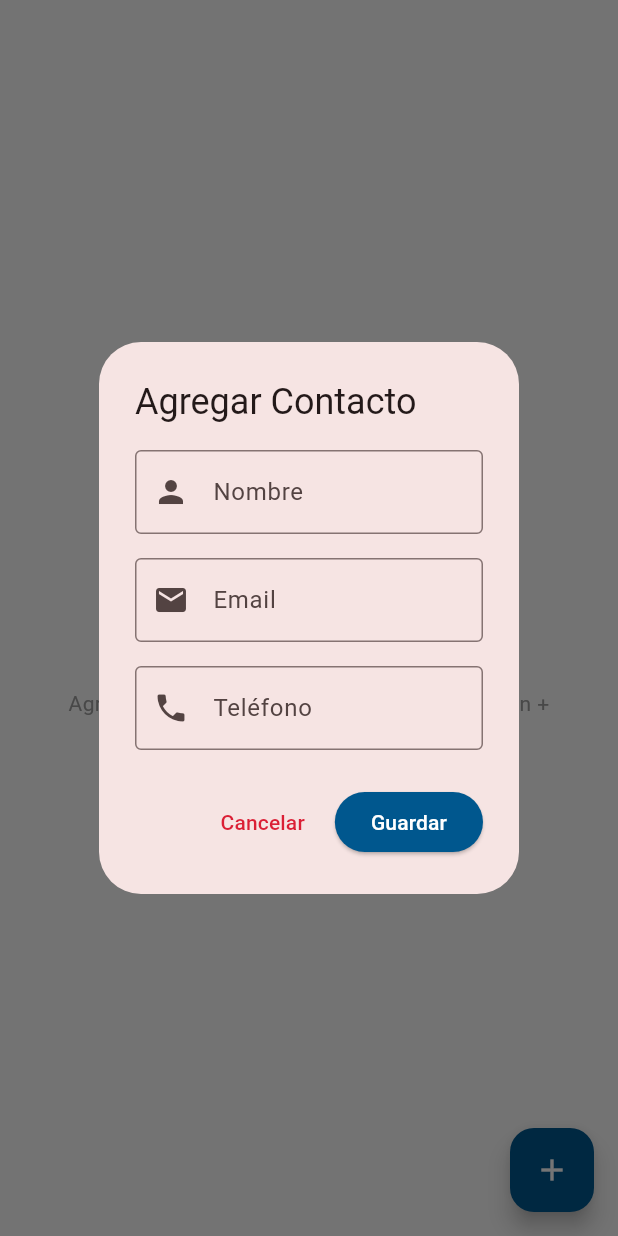
After one commit to GlucoTeam-IoT/glucova-mobile-app, a Flutter app: the ContactsScreen screen opened directly, after a tap on the "add" icon, on a phone screen of 412 x 824 dp. The commit adds this screen. Run offline on Flutter 3.47's test engine with Material 3 defaults, Android fonts, the phone set to English and light mode, and no system bars; our stand-ins replace shared_preferences; accounts and stored records are empty; network calls fail.

Commit message:
feat: add contact section

```diff
--- /dev/null
+++ b/lib/models/contact.dart
@@ -0,0 +1,44 @@
+class Contact {
+  final String id;
+  final String name;
+  final String email;
+  final String phone;
+  final String userId;
+
+  Contact({
+    required this.id,
+    required this.name,
+    required this.email,
+    required this.phone,
+    required this.userId,
+  });
+
+  factory Contact.fromJson(Map<String, dynamic> json) {
+    return Contact(
+      id: json['id'] ?? '',
+      name: json['name'] ?? '',
+      email: json['email'] ?? '',
+      phone: json['phone'] ?? '',
+      userId: json['user_id'] ?? '',
+    );
+  }
+
+  Map<String, dynamic> toJson() {
+    return {
+      'id': id,
+      'name': name,
+      'email': email,
+      'phone': phone,
+      'user_id': userId,
+    };
+  }
+
+  // Para crear un contacto (sin ID, se genera en el backend)
+  Map<String, dynamic> toCreateJson() {
+    return {
+      'name': name,
+      'email': email,
+      'phone': phone,
+    };
+  }
+}
--- /dev/null
+++ b/lib/screens/contacts_screen.dart
@@ -0,0 +1,429 @@
+import 'package:flutter/material.dart';
+import '../utils/app_colors.dart';
+import '../models/contact.dart';
+import '../services/contact_service.dart';
+
+class ContactsScreen extends StatefulWidget {
+  const ContactsScreen({Key? key}) : super(key: key);
+
+  @override
+  State<ContactsScreen> createState() => _ContactsScreenState();
+}
+
+class _ContactsScreenState extends State<ContactsScreen> {
+  final ContactService _contactService = ContactService();
+  List<Contact> _contacts = [];
+  bool _isLoading = true;
+
+  @override
+  void initState() {
+    super.initState();
+    _loadContacts();
+  }
+
+  Future<void> _loadContacts() async {
+    print('DEBUG: Cargando contactos');
+    try {
+      setState(() {
+        _isLoading = true;
+      });
+
+      final contacts = await _contactService.getContacts();
+      print('DEBUG: Contactos cargados: ${contacts.length}');
+
+      if (mounted) {
+        setState(() {
+          _contacts = contacts;
+          _isLoading = false;
+        });
+      }
+    } catch (e) {
+      print('ERROR: Error al cargar contactos: $e');
+      if (mounted) {
+        setState(() {
+          _contacts = [];
+          _isLoading = false;
+        });
+      }
+    }
+  }
+
+  Future<void> _showAddContactDialog() async {
+    final nameController = TextEditingController();
+    final emailController = TextEditingController();
+    final phoneController = TextEditingController();
+    final formKey = GlobalKey<FormState>();
+
+    return showDialog<void>(
+      context: context,
+      barrierDismissible: false,
+      builder: (BuildContext context) {
+        return AlertDialog(
+          title: const Text('Agregar Contacto'),
+          content: SingleChildScrollView(
+            child: Form(
+              key: formKey,
+              child: Column(
+                mainAxisSize: MainAxisSize.min,
+                children: [
+                  TextFormField(
+                    controller: nameController,
+                    decoration: const InputDecoration(
+                      labelText: 'Nombre',
+                      border: OutlineInputBorder(),
+                      prefixIcon: Icon(Icons.person),
+                    ),
+                    validator: (value) {
+                      if (value == null || value.trim().isEmpty) {
+                        return 'Por favor ingresa un nombre';
+                      }
+                      return null;
+                    },
+                  ),
+                  const SizedBox(height: 16),
+                  TextFormField(
+                    controller: emailController,
+                    decoration: const InputDecoration(
+                      labelText: 'Email',
+                      border: OutlineInputBorder(),
+                      prefixIcon: Icon(Icons.email),
+                    ),
+                    keyboardType: TextInputType.emailAddress,
+                    validator: (value) {
+                      if (value == null || value.trim().isEmpty) {
+                        return 'Por favor ingresa un email';
+                      }
+                      if (!RegExp(r'^[\w-\.]+@([\w-]+\.)+[\w-]{2,4}$').hasMatch(value)) {
+                        return 'Por favor ingresa un email válido';
+                      }
+                      return null;
+                    },
+                  ),
+                  const SizedBox(height: 16),
+                  TextFormField(
+                    controller: phoneController,
+                    decoration: const InputDecoration(
+                      labelText: 'Teléfono',
+                      border: OutlineInputBorder(),
+                      prefixIcon: Icon(Icons.phone),
+                    ),
+                    keyboardType: TextInputType.phone,
+                    validator: (value) {
+                      if (value == null || value.trim().isEmpty) {
+                        return 'Por favor ingresa un teléfono';
+                      }
+                      return null;
+                    },
+                  ),
+                ],
+              ),
+            ),
+          ),
+          actions: <Widget>[
+            TextButton(
+              child: const Text('Cancelar'),
+              onPressed: () {
+                Navigator.of(context).pop();
+              },
+            ),
+            ElevatedButton(
+              style: ElevatedButton.styleFrom(
+                backgroundColor: AppColors.primaryBlue,
+                foregroundColor: Colors.white,
+              ),
+              child: const Text('Guardar'),
+              onPressed: () async {
+                if (formKey.currentState!.validate()) {
+                  Navigator.of(context).pop();
+                  await _addContact(
+                    nameController.text.trim(),
+                    emailController.text.trim(),
+                    phoneController.text.trim(),
+                  );
+                }
+              },
+            ),
+          ],
+        );
+      },
+    );
+  }
+
+  Future<void> _addContact(String name, String email, String phone) async {
+    try {
+      // Mostrar indicador de carga
+      showDialog(
+        context: context,
+        barrierDismissible: false,
+        builder: (BuildContext context) {
+          return const AlertDialog(
+            content: Row(
+              children: [
+                CircularProgressIndicator(),
+                SizedBox(width: 20),
+                Text('Agregando contacto...'),
+              ],
+            ),
+          );
+        },
+      );
+
+      final success = await _contactService.createContact(
+        name: name,
+        email: email,
+        phone: phone,
+      );
+
+      // Cerrar el diálogo de carga
+      if (mounted) Navigator.of(context).pop();
+
+      if (success) {
+        // Mostrar mensaje de éxito
+        if (mounted) {
+          ScaffoldMessenger.of(context).showSnackBar(
+            const SnackBar(
+              content: Text('Contacto agregado exitosamente'),
+              backgroundColor: Colors.green,
+            ),
+          );
+        }
+        // Recargar la lista de contactos
+        await _loadContacts();
+      } else {
+        // Mostrar mensaje de error
+        if (mounted) {
+          ScaffoldMessenger.of(context).showSnackBar(
+            const SnackBar(
+              content: Text('Error al agregar contacto'),
+              backgroundColor: Colors.red,
+            ),
+          );
+        }
+      }
+    } catch (e) {
+      // Cerrar el diálogo de carga si aún está abierto
+      if (mounted) Navigator.of(context).pop();
+
+      print('ERROR: Error al agregar contacto: $e');
+      if (mounted) {
+        ScaffoldMessenger.of(context).showSnackBar(
+          const SnackBar(
+            content: Text('Error al agregar contacto'),
+            backgroundColor: Colors.red,
+          ),
+        );
+      }
+    }
+  }
+
+  Future<void> _deleteContact(Contact contact) async {
+    final confirm = await showDialog<bool>(
+      context: context,
+      builder: (BuildContext context) {
+        return AlertDialog(
+          title: const Text('Eliminar Contacto'),
+          content: Text('¿Estás seguro de que quieres eliminar a ${contact.name}?'),
+          actions: <Widget>[
+            TextButton(
+              child: const Text('Cancelar'),
+              onPressed: () {
+                Navigator.of(context).pop(false);
+              },
+            ),
+            ElevatedButton(
+              style: ElevatedButton.styleFrom(
+                backgroundColor: Colors.red,
+                foregroundColor: Colors.white,
+              ),
+              child: const Text('Eliminar'),
+              onPressed: () {
+                Navigator.of(context).pop(true);
+              },
+            ),
+          ],
+        );
+      },
+    );
+
+    if (confirm == true) {
+      try {
+        final success = await _contactService.deleteContact(contact.id);
+        if (success) {
+          if (mounted) {
+            ScaffoldMessenger.of(context).showSnackBar(
+              const SnackBar(
+                content: Text('Contacto eliminado exitosamente'),
+                backgroundColor: Colors.green,
+              ),
+            );
+          }
+          await _loadContacts();
+        } else {
+          if (mounted) {
+            ScaffoldMessenger.of(context).showSnackBar(
+              const SnackBar(
+                content: Text('Error al eliminar contacto'),
+                backgroundColor: Colors.red,
+              ),
+            );
+          }
+        }
+      } catch (e) {
+        print('ERROR: Error al eliminar contacto: $e');
+        if (mounted) {
+          ScaffoldMessenger.of(context).showSnackBar(
+            const SnackBar(
+              content: Text('Error al eliminar contacto'),
+              backgroundColor: Colors.red,
+            ),
+          );
+        }
+      }
+    }
+  }
+
+  @override
+  Widget build(BuildContext context) {
+    return Scaffold(
+      backgroundColor: Colors.grey[50],
+      body: _isLoading
+          ? const Center(child: CircularProgressIndicator())
+          : _contacts.isEmpty
+              ? _buildEmptyState()
+              : _buildContactsList(),
+      floatingActionButton: FloatingActionButton(
+        onPressed: _showAddContactDialog,
+        backgroundColor: AppColors.primaryBlue,
+        child: const Icon(Icons.add, color: Colors.white),
+      ),
+    );
+  }
+
+  Widget _buildEmptyState() {
+    return Center(
+      child: Column(
+        mainAxisAlignment: MainAxisAlignment.center,
+        children: [
+          Icon(
+            Icons.contacts_outlined,
+            size: 64,
+            color: Colors.grey[400],
+          ),
+          const SizedBox(height: 16),
+          Text(
+            'No hay contactos',
+            style: TextStyle(
+              fontSize: 18,
+              fontWeight: FontWeight.w500,
+              color: Colors.grey[600],
+            ),
+          ),
+          const SizedBox(height: 8),
+          Text(
+            'Agrega tu primer contacto presionando el botón +',
+            textAlign: TextAlign.center,
+            style: TextStyle(
+              fontSize: 14,
+              color: Colors.grey[500],
+            ),
+          ),
+        ],
+      ),
+    );
+  }
+
+  Widget _buildContactsList() {
+    return RefreshIndicator(
+      onRefresh: _loadContacts,
+      child: ListView.builder(
+        padding: const EdgeInsets.all(16.0),
+        itemCount: _contacts.length,
+        itemBuilder: (context, index) {
+          final contact = _contacts[index];
+          return _buildContactCard(contact);
+        },
+      ),
+    );
+  }
+
+  Widget _buildContactCard(Contact contact) {
+    return Card(
+      margin: const EdgeInsets.only(bottom: 12),
+      shape: RoundedRectangleBorder(borderRadius: BorderRadius.circular(12)),
+      elevation: 2,
+      child: Padding(
+        padding: const EdgeInsets.all(16.0),
+        child: Column(
+          crossAxisAlignment: CrossAxisAlignment.start,
+          children: [
+            Row(
+              children: [
+                CircleAvatar(
+                  backgroundColor: AppColors.primaryBlue,
+                  child: Text(
+                    contact.name.isNotEmpty ? contact.name[0].toUpperCase() : '?',
+                    style: const TextStyle(
+                      color: Colors.white,
+                      fontWeight: FontWeight.bold,
+                    ),
+                  ),
+                ),
+                const SizedBox(width: 16),
+                Expanded(
+                  child: Column(
+                    crossAxisAlignment: CrossAxisAlignment.start,
+                    children: [
+                      Text(
+                        contact.name,
+                        style: const TextStyle(
+                          fontSize: 18,
+                          fontWeight: FontWeight.bold,
+                          color: AppColors.textDark,
+                        ),
+                      ),
+                      const SizedBox(height: 4),
+                      Row(
+                        children: [
+                          const Icon(Icons.email, size: 16, color: Colors.grey),
+                          const SizedBox(width: 4),
+                          Expanded(
+                            child: Text(
+                              contact.email,
+                              style: TextStyle(
+                                fontSize: 14,
+                                color: Colors.grey[600],
+                              ),
+                              overflow: TextOverflow.ellipsis,
+                            ),
+                          ),
+                        ],
+                      ),
+                      const SizedBox(height: 2),
+                      Row(
+                        children: [
+                          const Icon(Icons.phone, size: 16, color: Colors.grey),
+                          const SizedBox(width: 4),
+                          Text(
+                            contact.phone,
+                            style: TextStyle(
+                              fontSize: 14,
+                              color: Colors.grey[600],
+                            ),
+                          ),
+                        ],
+                      ),
+                    ],
+                  ),
+                ),
+                IconButton(
+                  icon: const Icon(Icons.delete_outline, color: Colors.red),
+                  onPressed: () => _deleteContact(contact),
+                ),
+              ],
+            ),
+          ],
+        ),
+      ),
+    );
+  }
+}
--- a/lib/screens/dashboard_screen.dart
+++ b/lib/screens/dashboard_screen.dart
@@ -7,6 +7,7 @@ import '../services/alert_service.dart';
 import 'history_screen.dart';
 import 'devices_screen.dart';
 import 'alerts_screen.dart';
+import 'contacts_screen.dart';
 
 class DashboardScreen extends StatefulWidget {
   const DashboardScreen({Key? key}) : super(key: key);
@@ -115,7 +116,7 @@ class _DashboardScreenState extends State<DashboardScreen> {
           const HistoryScreen(),
           const DevicesScreen(),
           const AlertsScreen(),
-          const Center(child: Text("Contactos")),
+          const ContactsScreen(),
         ],
       ),
       bottomNavigationBar: _buildBottomNavigationBar(),
--- /dev/null
+++ b/lib/services/contact_service.dart
@@ -0,0 +1,114 @@
+import 'dart:convert';
+import 'package:http/http.dart' as http;
+import 'package:shared_preferences/shared_preferences.dart';
+import '../models/contact.dart';
+
+class ContactService {
+  final String baseUrl = 'https://glucova-backend-1c16.onrender.com/api/v1';
+
+  // Obtiene el token JWT de las preferencias compartidas
+  Future<String?> _getToken() async {
+    final prefs = await SharedPreferences.getInstance();
+    return prefs.getString('auth_token');
+  }
+
+  // Obtiene la lista de contactos desde la API
+  Future<List<Contact>> getContacts() async {
+    try {
+      final token = await _getToken();
+      print('DEBUG ContactService: Token retrieved: ${token != null ? 'YES' : 'NO'}');
+      if (token == null) {
+        throw Exception('No hay token de autenticación');
+      }
+
+      final response = await http.get(
+        Uri.parse('$baseUrl/contacts'),
+        headers: {
+          'Content-Type': 'application/json',
+          'Authorization': 'Bearer $token',
+        },
+      );
+
+      print('DEBUG ContactService: Status code: ${response.statusCode}');
+      print('DEBUG ContactService: Response body: ${response.body}');
+
+      if (response.statusCode == 200) {
+        final List<dynamic> contactsJson = jsonDecode(response.body);
+        return contactsJson.map((json) => Contact.fromJson(json)).toList();
+      } else {
+        throw Exception('Error al obtener contactos: ${response.statusCode}');
+      }
+    } catch (e) {
+      print('ERROR ContactService: $e');
+      return []; // Retorna una lista vacía en caso de error
+    }
+  }
+
+  // Crea un nuevo contacto
+  Future<bool> createContact({
+    required String name,
+    required String email,
+    required String phone,
+  }) async {
+    try {
+      final token = await _getToken();
+      print('DEBUG ContactService: Creating contact - Token: ${token != null ? 'YES' : 'NO'}');
+      if (token == null) {
+        throw Exception('No hay token de autenticación');
+      }
+
+      final contactData = {
+        'name': name,
+        'email': email,
+        'phone': phone,
+      };
+
+      print('DEBUG ContactService: Contact data: $contactData');
+
+      final response = await http.post(
+        Uri.parse('$baseUrl/contacts'),
+        headers: {
+          'Content-Type': 'application/json',
+          'Authorization': 'Bearer $token',
+        },
+        body: jsonEncode(contactData),
+      );
+
+      print('DEBUG ContactService: Create status code: ${response.statusCode}');
+      print('DEBUG ContactService: Create response body: ${response.body}');
+
+      if (response.statusCode == 200 || response.statusCode == 201) {
+        return true;
+      } else {
+        throw Exception('Error al crear contacto: ${response.statusCode}');
+      }
+    } catch (e) {
+      print('ERROR ContactService: $e');
+      return false;
+    }
+  }
+
+  // Elimina un contacto (para futura implementación)
+  Future<bool> deleteContact(String contactId) async {
+    try {
+      final token = await _getToken();
+      if (token == null) {
+        throw Exception('No hay token de autenticación');
+      }
+
+      final response = await http.delete(
+        Uri.parse('$baseUrl/contacts/$contactId'),
+        headers: {
+          'Content-Type': 'application/json',
+          'Authorization': 'Bearer $token',
+        },
+      );
+
+      print('DEBUG ContactService: Delete status code: ${response.statusCode}');
+      return response.statusCode == 200 || response.statusCode == 204;
+    } catch (e) {
+      print('ERROR ContactService: $e');
+      return false;
+    }
+  }
+}
--- a/pubspec.yaml
+++ b/pubspec.yaml
@@ -37,6 +37,11 @@ dependencies:
   http: ^1.4.0
   shared_preferences: ^2.5.3
   intl: ^0.19.0
+  # Nuevas dependencias para funcionalidad de emergencia
+  url_launcher: ^6.2.2
+  permission_handler: ^11.2.0
+  workmanager: ^0.5.2
+  firebase_messaging: ^14.7.6
 
 dev_dependencies:
   flutter_test:
```
